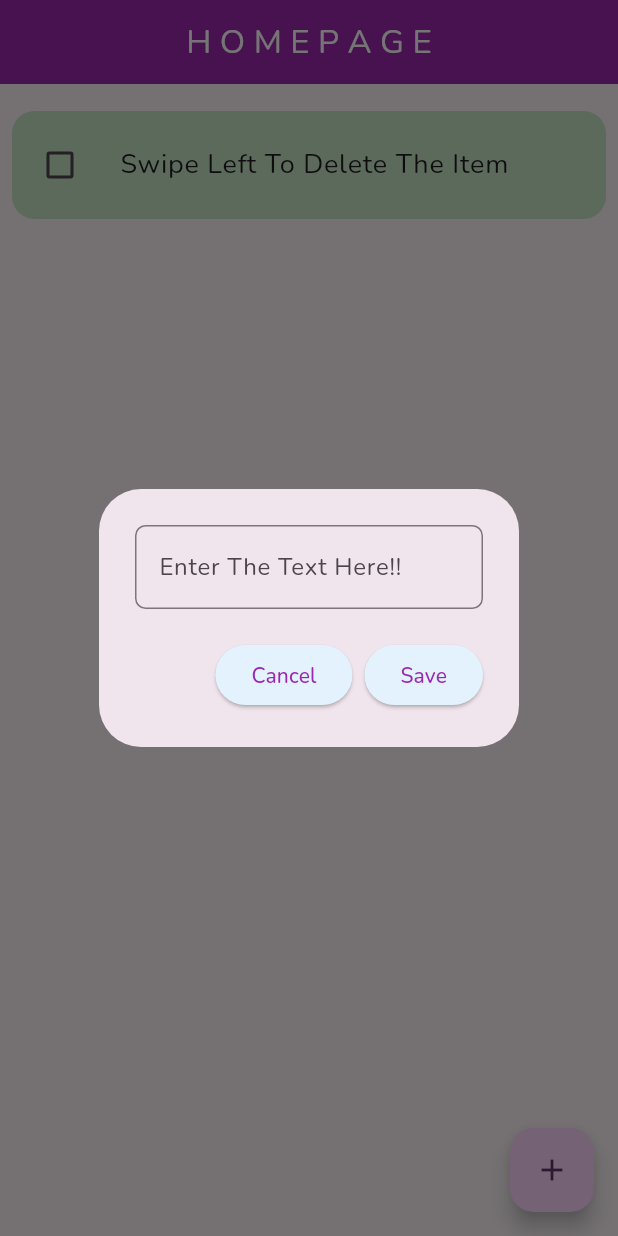
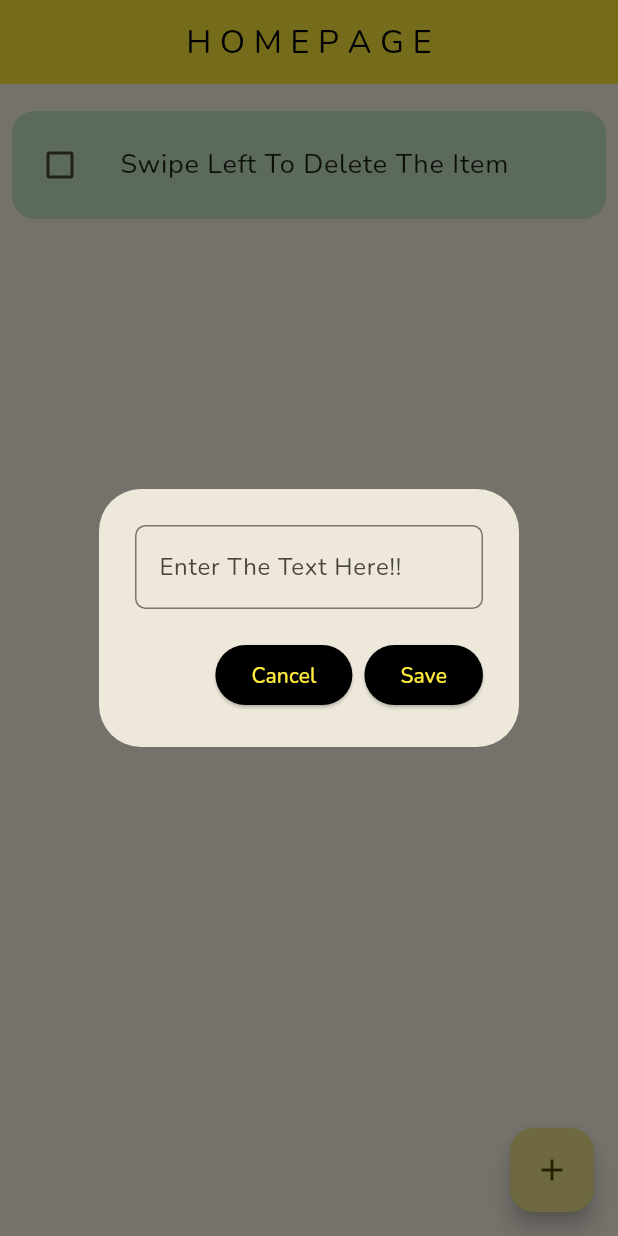
Before and after one commit to singhakshitraj/notes_local_storage, a Flutter app: the screen it shows after launch, after a tap on the "add" icon, on a phone screen of 412 x 824 dp. Run offline on Flutter 3.47's test engine with Material 3 defaults, Android fonts, the phone set to English and light mode, and no system bars; drawn by our look-alikes of flutter_slidable; our stand-ins replace google_fonts, hive, hive_flutter; accounts and stored records are empty.

Commit message:
Theme Change

```diff
--- a/lib/main.dart
+++ b/lib/main.dart
@@ -19,9 +19,9 @@ class MainApp extends StatelessWidget {
       theme: ThemeData(
           textTheme: GoogleFonts.nunitoTextTheme(Theme.of(context).textTheme),
           colorScheme: ColorScheme.fromSeed(
-            seedColor: Colors.purple,
-            primary: Colors.purple[500],
-            secondary: Colors.purple[300],
+            seedColor: Colors.yellow,
+            primary: Colors.yellow[500],
+            secondary: Colors.yellow[300],
           )),
       home: const Homepage(),
     );
--- a/lib/pages/homePage.dart
+++ b/lib/pages/homePage.dart
@@ -37,7 +37,7 @@ class _HomepageState extends State<Homepage> {
       appBar: AppBar(
         centerTitle: true,
         title: const Text('H O M E P A G E',
-            style: TextStyle(color: Colors.white)),
+            style: TextStyle(color: Colors.black)),
         elevation: 0,
         backgroundColor: Theme.of(context).primaryColor,
       ),
--- a/lib/util/showActionDialog.dart
+++ b/lib/util/showActionDialog.dart
@@ -13,6 +13,7 @@ class showActionDialog extends StatelessWidget {
   @override
   Widget build(BuildContext context) {
     return AlertDialog(
+      //backgroundColor: Theme.of(context).primaryColor,
       title: TextField(
           controller: control,
           decoration: InputDecoration(
@@ -24,14 +25,14 @@ class showActionDialog extends StatelessWidget {
         ElevatedButton(
           onPressed: onCancel,
           style: ElevatedButton.styleFrom(
-            backgroundColor: Theme.of(context).secondaryHeaderColor,
+            backgroundColor: Colors.black,
           ),
           child: const Text('Cancel'),
         ),
         ElevatedButton(
           onPressed: onSave,
           style: ElevatedButton.styleFrom(
-            backgroundColor: Theme.of(context).secondaryHeaderColor,
+            backgroundColor: Colors.black,
           ),
           child: const Text('Save'),
         ),
```
